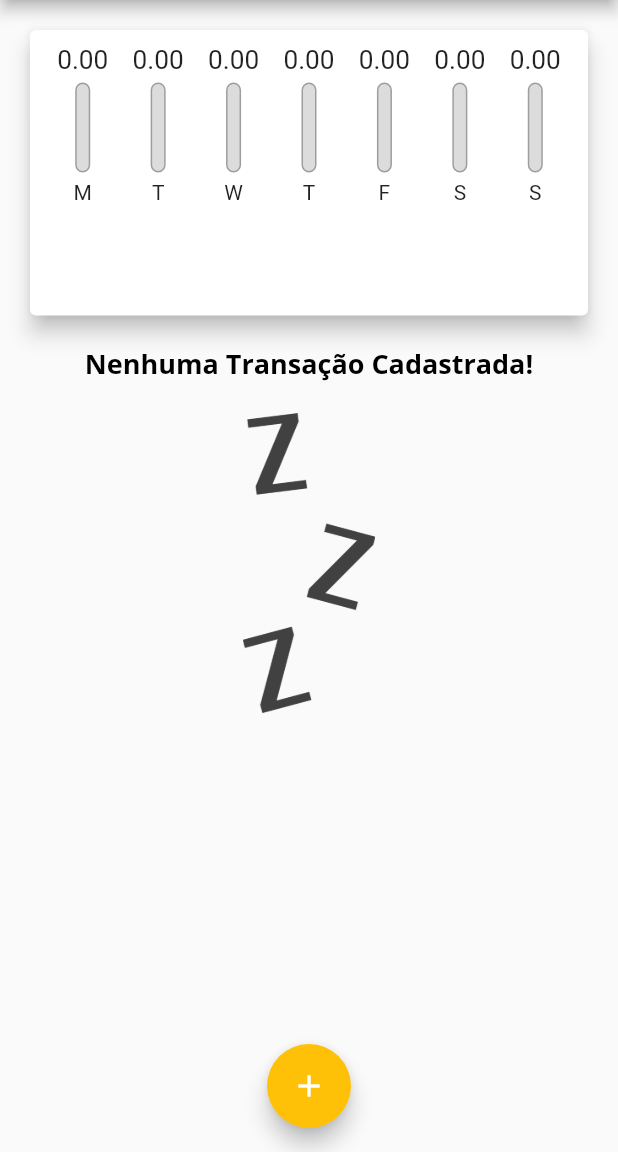
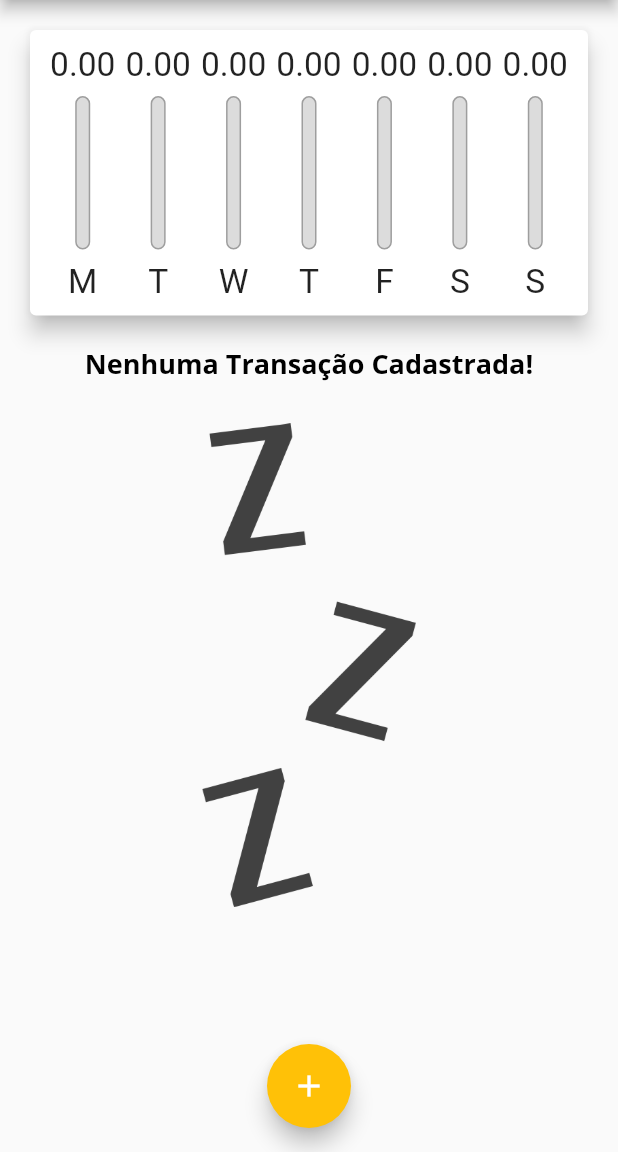
Before and after one commit to KaremSouza12/expenses, a Flutter app: the screen it shows after launch, on a phone screen of 412 x 824 dp, the part 84-1236 px from its top. Run offline on Flutter 3.47's test engine with Material 2 defaults, Android fonts, the phone set to English and light mode, and no system bars.

Commit message:
FLEXIBLE INTERFACE

```diff
--- a/lib/components/chart_bar.dart
+++ b/lib/components/chart_bar.dart
@@ -14,17 +14,18 @@ class ChartBar extends StatelessWidget {
 
   @override
   Widget build(BuildContext context) {
+    return LayoutBuilder(builder: (context, constraits) {
       return Column(
         children: [
           SizedBox(
-          height: 20,
+            height: constraits.maxHeight * 0.15,
             child: FittedBox(
               child: Text(value!.toStringAsFixed(2)),
             ),
           ),
-        const SizedBox(height: 5),
+          SizedBox(height: constraits.maxHeight * 0.05),
           SizedBox(
-          height: 60,
+            height: constraits.maxHeight * 0.6,
             width: 10,
             child: Stack(
               alignment: Alignment.bottomCenter,
@@ -51,9 +52,15 @@ class ChartBar extends StatelessWidget {
               ],
             ),
           ),
-        const SizedBox(height: 5),
-        Text(label!),
+          SizedBox(height: constraits.maxHeight * 0.05),
+          SizedBox(
+            height: constraits.maxHeight * 0.15,
+            child: FittedBox(
+              child: Text(label!),
+            ),
+          ),
         ],
       );
+    });
   }
 }
--- a/lib/components/transaction_form.dart
+++ b/lib/components/transaction_form.dart
@@ -2,10 +2,7 @@ import 'package:flutter/material.dart';
 import 'package:intl/intl.dart';
 
 class TransactionForm extends StatefulWidget {
-  const TransactionForm({
-    super.key,
-    required this.onSubmit,
-  });
+  const TransactionForm(this.onSubmit, {Key? key}) : super(key: key);
 
   final void Function(String, double, DateTime date) onSubmit;
 
--- a/lib/components/transaction_list.dart
+++ b/lib/components/transaction_list.dart
@@ -17,23 +17,25 @@ class TransactinList extends StatelessWidget {
     return SizedBox(
       height: 300,
       child: transaction.isEmpty
-          ? Column(
+          ? LayoutBuilder(builder: (context, constraints) {
+              return Column(
                 children: [
                   Text(
                     'Nenhuma Transação Cadastrada!',
                     style: Theme.of(context).textTheme.titleLarge,
                   ),
-                const SizedBox(
-                  height: 20,
+                  SizedBox(
+                    height: constraints.maxHeight * 0.05,
                   ),
                   SizedBox(
-                    height: 200,
+                      height: constraints.maxHeight * 0.6,
                       child: Image.asset(
                         'assets/images/waiting.png',
                         fit: BoxFit.cover,
                       ))
                 ],
-            )
+              );
+            })
           : ListView.builder(
               itemCount: transaction.length,
               itemBuilder: (context, index) {
--- a/lib/main.dart
+++ b/lib/main.dart
@@ -15,21 +15,19 @@ class ExpensesApp extends StatelessWidget {
   Widget build(BuildContext context) {
     return MaterialApp(
       home: const MyHomePage(),
-      theme: ThemeData(
-        primarySwatch: Colors.purple,
-        fontFamily: 'QuickSand',
-        colorScheme: ThemeData.light().colorScheme.copyWith(
+      theme: tema.copyWith(
+        colorScheme: tema.colorScheme.copyWith(
           primary: Colors.purple,
           secondary: Colors.amber,
         ),
-        textTheme: ThemeData.light().textTheme.copyWith(
-              titleLarge: const TextStyle(
+        textTheme: tema.textTheme.copyWith(
+          headline6: const TextStyle(
             fontFamily: 'OpenSans',
             fontSize: 18,
             fontWeight: FontWeight.bold,
             color: Colors.black,
           ),
-              labelLarge: const TextStyle(
+          button: const TextStyle(
             color: Colors.white,
             fontWeight: FontWeight.bold,
           ),
@@ -39,7 +37,7 @@ class ExpensesApp extends StatelessWidget {
             fontFamily: 'OpenSans',
             fontSize: 20,
             fontWeight: FontWeight.bold,
-              color: Colors.white),
+          ),
         ),
       ),
     );
@@ -54,38 +52,9 @@ class MyHomePage extends StatefulWidget {
 }
 
 class _MyHomePageState extends State<MyHomePage> {
-  final List<Transaction> _transactions = [
-    // Transaction(
-    //   id: 't0',
-    //   title: 'Conta Antiga',
-    //   value: 400.00,
-    //   date: DateTime.now().subtract(const Duration(days: 33)),
-    // ),
-    // Transaction(
-    //   id: 't1',
-    //   title: 'Novo Tênis de Corrida',
-    //   value: 310.76,
-    //   date: DateTime.now().subtract(const Duration(days: 3)),
-    // ),
-    // Transaction(
-    //   id: 't2',
-    //   title: 'Conta de Luz',
-    //   value: 211.30,
-    //   date: DateTime.now().subtract(const Duration(days: 4)),
-    // ),
-    // Transaction(
-    //   id: 't3',
-    //   title: 'Cartão de Crédito',
-    //   value: 100211.30,
-    //   date: DateTime.now(),
-    // ),
-    // Transaction(
-    //   id: 't4',
-    //   title: 'Lanche',
-    //   value: 11.30,
-    //   date: DateTime.now(),
-    // ),
-  ];
+  final List<Transaction> _transactions = [];
+  bool _showChart = false;
+
   List<Transaction> get _recentTransactions {
     return _transactions.where((tr) {
       return tr.date.isAfter(DateTime.now().subtract(
@@ -111,7 +80,7 @@ class _MyHomePageState extends State<MyHomePage> {
 
   _removeTransaction(String id) {
     setState(() {
-      _transactions.removeWhere((element) => element.id == id);
+      _transactions.removeWhere((tr) => tr.id == id);
     });
   }
 
@@ -119,15 +88,16 @@ class _MyHomePageState extends State<MyHomePage> {
     showModalBottomSheet(
       context: context,
       builder: (_) {
-        return TransactionForm(
-          onSubmit: _addTransaction,
-        );
+        return TransactionForm(_addTransaction);
       },
     );
   }
 
   @override
   Widget build(BuildContext context) {
+    bool isLandscape =
+        MediaQuery.of(context).orientation == Orientation.landscape;
+
     final appBar = AppBar(
       title: const Text('Despesas Pessoais'),
       actions: [
@@ -137,26 +107,46 @@ class _MyHomePageState extends State<MyHomePage> {
         ),
       ],
     );
-    final availableize = MediaQuery.of(context).size.height -
+
+    final availableHeight = MediaQuery.of(context).size.height -
         appBar.preferredSize.height -
         MediaQuery.of(context).padding.top;
+
     return Scaffold(
       appBar: appBar,
       body: SingleChildScrollView(
         child: Column(
           crossAxisAlignment: CrossAxisAlignment.stretch,
           children: [
+            if (isLandscape)
+              Row(
+                mainAxisAlignment: MainAxisAlignment.center,
+                children: [
+                  const Text('Exibir Gráfico'),
+                  Switch(
+                    value: _showChart,
+                    onChanged: (value) {
+                      setState(() {
+                        _showChart = value;
+                      });
+                    },
+                  ),
+                ],
+              ),
+            if (_showChart || !isLandscape)
               SizedBox(
-              height: availableize * 0.3,
+                height: availableHeight * (isLandscape ? 0.7 : 0.3),
                 child: Chart(_recentTransactions),
               ),
+            if (!_showChart || !isLandscape)
               SizedBox(
-              height: availableize * 0.7,
+                height: availableHeight * 0.7,
                 child: TransactinList(
+                  onRemove: _removeTransaction,
                   transaction: _transactions,
-                onRemove: _removeTransaction,
                 ),
-            )
+                // child: TransactionList(_transactions, _removeTransaction),
+              ),
           ],
         ),
       ),
```
Lines whose indentation alone changed are shown as unchanged.
